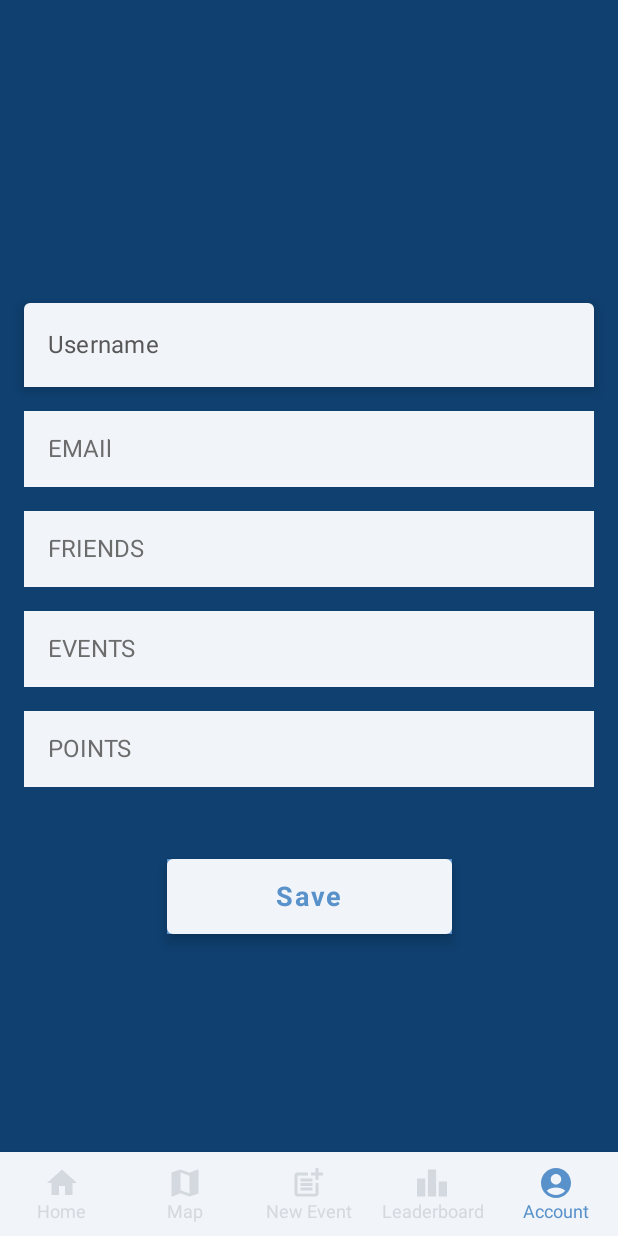
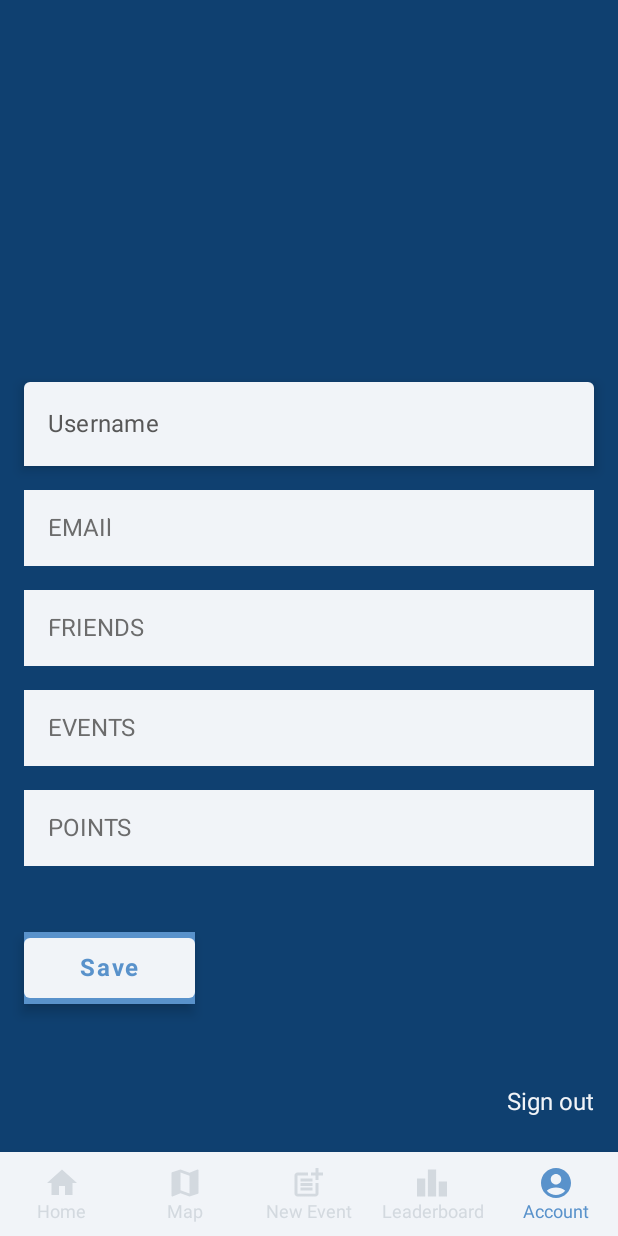
Before and after one commit to umilic16/MOSIS-projekat, an Android app built with Jetpack Compose: the AccountView screen opened through its navigation route, on a phone screen of 412 x 824 dp. Run offline under Robolectric (Android 15) with nearby library versions, the phone set to English and light mode, and no system bars; our stand-ins replace Firebase (no records; nobody signed in at launch, a user with empty details on screens opened directly).

Commit message:
pre-maps

```diff
--- a/app/src/main/java/com/example/eventmap/presentation/MainActivity.kt
+++ b/app/src/main/java/com/example/eventmap/presentation/MainActivity.kt
@@ -3,16 +3,22 @@ import android.os.Bundle
 import android.util.Log
 import androidx.activity.ComponentActivity
 import androidx.activity.compose.setContent
+import androidx.compose.foundation.layout.PaddingValues
+import androidx.compose.foundation.layout.fillMaxHeight
 import androidx.compose.foundation.layout.fillMaxSize
-import androidx.compose.material.MaterialTheme
-import androidx.compose.material.Scaffold
-import androidx.compose.material.Surface
+import androidx.compose.foundation.layout.fillMaxWidth
+import androidx.compose.material.*
 import androidx.compose.material.icons.Icons
 import androidx.compose.material.icons.filled.*
 import androidx.compose.runtime.getValue
 import androidx.compose.ui.Modifier
+import androidx.compose.ui.text.font.FontWeight
+import androidx.compose.ui.unit.dp
+import androidx.compose.ui.unit.sp
 import androidx.navigation.compose.currentBackStackEntryAsState
 import androidx.navigation.compose.rememberNavController
+import com.example.eventmap.presentation.theme.ui.DefaultBlue
+import com.example.eventmap.presentation.theme.ui.DefaultWhite
 import com.example.eventmap.presentation.theme.ui.EventMapTheme
 import com.example.eventmap.presentation.utils.BottomNavBar
 import com.example.eventmap.presentation.utils.BottomNavItem
@@ -35,6 +41,18 @@ class MainActivity : ComponentActivity() {
                     val backStateEntry by navController.currentBackStackEntryAsState()
                     val currentRoute = backStateEntry?.destination?.route
                     Scaffold(
+                        /*topBar={
+                            TopAppBar(
+                                backgroundColor = DefaultBlue,
+                                contentColor = DefaultWhite,
+                                modifier = Modifier
+                                    .fillMaxWidth()
+                                    .fillMaxHeight(fraction = 0.1f),
+                                contentPadding = PaddingValues(1.dp)
+                            ) {
+                                Text(text = "EventMap", fontSize = 16.sp, fontWeight = FontWeight.Bold)
+                            }
+                        },*/
                         //kreiraj bottom bar
                         bottomBar = {
                             BottomNavBar(
--- a/app/src/main/java/com/example/eventmap/presentation/composables/AccountView.kt
+++ b/app/src/main/java/com/example/eventmap/presentation/composables/AccountView.kt
@@ -4,6 +4,7 @@ import android.util.Log
 import android.widget.Toast
 import androidx.compose.foundation.Image
 import androidx.compose.foundation.background
+import androidx.compose.foundation.clickable
 import androidx.compose.foundation.layout.*
 import androidx.compose.foundation.shape.RoundedCornerShape
 import androidx.compose.material.Button
@@ -70,59 +71,99 @@ fun AccountView(navController: NavController) {
                 )
                 Spacer(modifier = Modifier.padding(PaddingSmall))
                 //password
-                Column(modifier = Modifier.fillMaxWidth().background(DefaultWhite).clip(
-                    RoundedCornerShape(4.dp))) {
+                Column(modifier = Modifier
+                    .fillMaxWidth()
+                    .background(DefaultWhite)
+                    .clip(
+                        RoundedCornerShape(4.dp)
+                    )) {
                     Text(
                         text = "EMAIl",
                         textAlign = TextAlign.Start,
-                        modifier = Modifier.padding(PaddingMedium).clip(RoundedCornerShape(10.dp))
+                        modifier = Modifier
+                            .padding(PaddingMedium)
+                            .clip(RoundedCornerShape(10.dp))
                     )
                 }
                 Spacer(modifier = Modifier.padding(PaddingSmall))
                 //password
-                Column(modifier = Modifier.fillMaxWidth().background(DefaultWhite).clip(
-                    RoundedCornerShape(4.dp))) {
+                Column(modifier = Modifier
+                    .fillMaxWidth()
+                    .background(DefaultWhite)
+                    .clip(
+                        RoundedCornerShape(4.dp)
+                    )) {
                     Text(
                         text = "FRIENDS",
                         textAlign = TextAlign.Start,
-                        modifier = Modifier.padding(PaddingMedium).clip(RoundedCornerShape(10.dp))
+                        modifier = Modifier
+                            .padding(PaddingMedium)
+                            .clip(RoundedCornerShape(10.dp))
                     )
                 }
                 Spacer(modifier = Modifier.padding(PaddingSmall))
                 //password
-                Column(modifier = Modifier.fillMaxWidth().background(DefaultWhite).clip(
-                    RoundedCornerShape(4.dp))) {
+                Column(modifier = Modifier
+                    .fillMaxWidth()
+                    .background(DefaultWhite)
+                    .clip(
+                        RoundedCornerShape(4.dp)
+                    )) {
                     Text(
                         text = "EVENTS",
                         textAlign = TextAlign.Start,
-                        modifier = Modifier.padding(PaddingMedium).clip(RoundedCornerShape(10.dp))
+                        modifier = Modifier
+                            .padding(PaddingMedium)
+                            .clip(RoundedCornerShape(10.dp))
                     )
                 }
                 Spacer(modifier = Modifier.padding(PaddingSmall))
                 //password
-                Column(modifier = Modifier.fillMaxWidth().background(DefaultWhite).clip(
-                    RoundedCornerShape(10.dp))) {
+                Column(modifier = Modifier
+                    .fillMaxWidth()
+                    .background(DefaultWhite)
+                    .clip(
+                        RoundedCornerShape(10.dp)
+                    )) {
                     Text(
                         text = "POINTS",
                         textAlign = TextAlign.Start,
-                        modifier = Modifier.padding(PaddingMedium).clip(RoundedCornerShape(10.dp))
+                        modifier = Modifier
+                            .padding(PaddingMedium)
+                            .clip(RoundedCornerShape(10.dp))
                     )
                 }
                 Spacer(modifier = Modifier.padding(PaddingLarge))
+                Column(verticalArrangement = Arrangement.Center, horizontalAlignment = Alignment.Start, modifier = Modifier.fillMaxWidth()) {
                     Button(
                         onClick = {
                         },
                         enabled = false,
                         modifier = Modifier
-                        .fillMaxWidth(0.5f)
-                        .height(50.dp)
+                            .fillMaxWidth(0.3f)
+                            .height(40.dp)
                             .shadow(elevation = 5.dp)
                             .background(DefaultBlue)
                     ) {
-                    Text(text = "Save", fontSize = 18.sp, color = DefaultBlue, fontWeight = FontWeight.Bold)
+                        Text(text = "Save", fontSize = 16.sp, color = DefaultBlue, fontWeight = FontWeight.Bold)
                     }
                 }
             }
-        Spacer(modifier = Modifier.padding(PaddingExtra))
         }
     }
+    //Create account
+    Box(
+        modifier = Modifier
+            .fillMaxSize()
+            .padding(horizontal = PaddingMedium, vertical = 80.dp),
+        contentAlignment = Alignment.BottomEnd){
+        Text(
+            text = "Sign out",
+            color = DefaultWhite,
+            modifier = Modifier.clickable(onClick = {
+                auth.signOut()
+                navController.navigate("Login") {
+                }
+            }))
+    }
+}
```
Lines whose indentation alone changed are shown as unchanged.
